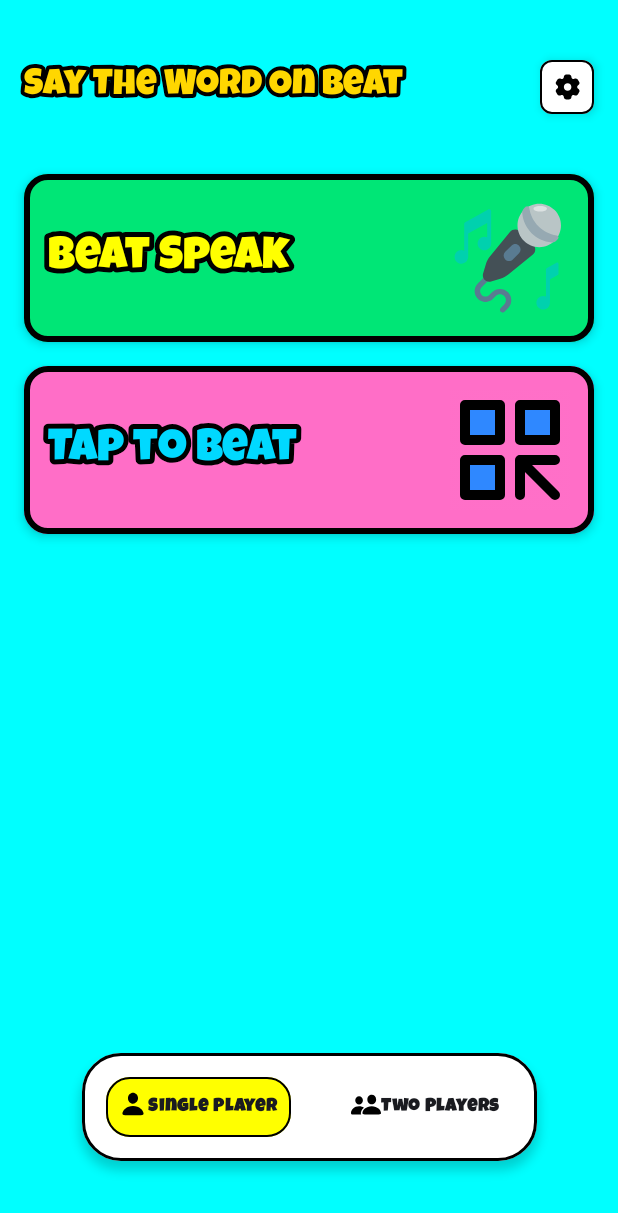
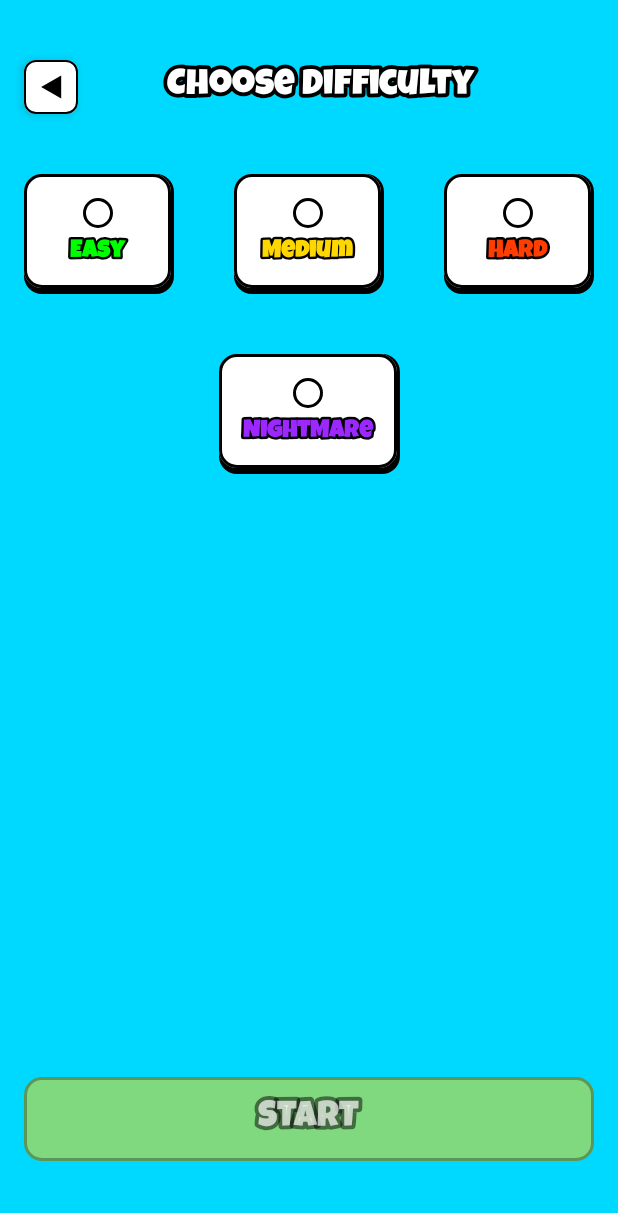
Before and after one commit to MohitSingh112/Say-the-word-game-, an Android app built with Jetpack Compose: the screen it shows after launch (MainActivity), after a tap on "Beat Speak", on a phone screen of 412 x 824 dp. Shown: the top 1213 px of the screen. Run offline under Robolectric (Android 15) with nearby library versions, the phone set to English and light mode, and no system bars; our stand-ins replace Dagger/Hilt's generated code, Navigation 3; libraries missing offline, so code that uses them is left out: androidx.hilt.lifecycle.

Commit message:
Add the Choose dificulty Screen

```diff
--- a/app/build.gradle.kts
+++ b/app/build.gradle.kts
@@ -55,6 +55,7 @@ dependencies {
     implementation(libs.androidx.compose.ui.graphics)
     implementation(libs.androidx.compose.ui.tooling.preview)
     implementation(libs.androidx.compose.material3)
+    implementation(libs.androidx.compose.foundation)
     testImplementation(libs.junit)
     androidTestImplementation(libs.androidx.junit)
     androidTestImplementation(libs.androidx.espresso.core)
--- a/app/src/main/AndroidManifest.xml
+++ b/app/src/main/AndroidManifest.xml
@@ -15,6 +15,7 @@
         <activity
             android:name=".MainActivity"
             android:exported="true"
+            android:screenOrientation="portrait"
             android:theme="@style/Theme.SayTheWordGameOnBeat">
             <intent-filter>
                 <action android:name="android.intent.action.MAIN" />
--- /dev/null
+++ b/app/src/main/java/com/mohit/saythewordgameonbeat/emuns/Difficulty.kt
@@ -0,0 +1,9 @@
+package com.mohit.saythewordgameonbeat.emuns
+
+enum class Difficulty {
+    Easy,
+    Medium,
+    Hard,
+    NightMare,
+    None
+}
--- /dev/null
+++ b/app/src/main/java/com/mohit/saythewordgameonbeat/emuns/Game.kt
@@ -0,0 +1,6 @@
+package com.mohit.saythewordgameonbeat.emuns
+
+enum class Game {
+    TapToBeat,
+    BeatSpeak
+}
--- a/app/src/main/java/com/mohit/saythewordgameonbeat/navigation/NavigationRoot.kt
+++ b/app/src/main/java/com/mohit/saythewordgameonbeat/navigation/NavigationRoot.kt
@@ -1,38 +1,51 @@
 package com.mohit.saythewordgameonbeat.navigation
 
 import androidx.compose.runtime.Composable
-import androidx.compose.ui.Modifier
 import androidx.navigation3.runtime.entryProvider
 import androidx.navigation3.runtime.rememberNavBackStack
 import androidx.navigation3.ui.NavDisplay
+import com.mohit.saythewordgameonbeat.emuns.Game
+import com.mohit.saythewordgameonbeat.ui.screen.chooseDifficultyScreen.ChooseDifficultyScreen
 import com.mohit.saythewordgameonbeat.ui.screen.menuScreen.MenuScreen
 
 @Composable
-fun NavigationRoot(
-    modifier: Modifier = Modifier
-) {
+fun NavigationRoot() {
 
     val backStack = rememberNavBackStack(Route.MenuScreen)
 
     NavDisplay(
         backStack = backStack,
         onBack = {
-            backStack.removeLast()
+            backStack.removeLastOrNull()
         },
         entryProvider = entryProvider {
-            entry<Route.MenuScreen>{
+            entry<Route.MenuScreen> {
                 MenuScreen(
                     onBeatClicked = {
-                        backStack.add(Route.MenuScreen)
-                    },//Todo
+                        backStack.add(Route.ChooseDifficultyScreen(game = Game.BeatSpeak))
+                    },
                     onSettingsClicked = {
                         backStack.add(Route.MenuScreen)
                     },//Todo
                     onTapClicked = {
-                        backStack.add(Route.MenuScreen)
-                    }//Todo
+                        backStack.add(Route.ChooseDifficultyScreen(game = Game.TapToBeat))
+                    }
                 )
             }
+
+            entry<Route.ChooseDifficultyScreen> {
+                ChooseDifficultyScreen(
+                    onBack = {
+                        // FIX: Only pop if this screen is actually currently on top
+                        if (backStack.lastOrNull() is Route.ChooseDifficultyScreen) {
+                            backStack.removeLastOrNull()
+                        }
+                    },
+                    game = Game.BeatSpeak //Todo
+                )
+            }
+
+
         }
     )
 
--- a/app/src/main/java/com/mohit/saythewordgameonbeat/navigation/Routes.kt
+++ b/app/src/main/java/com/mohit/saythewordgameonbeat/navigation/Routes.kt
@@ -1,6 +1,7 @@
 package com.mohit.saythewordgameonbeat.navigation
 
 import androidx.navigation3.runtime.NavKey
+import com.mohit.saythewordgameonbeat.emuns.Game
 import kotlinx.serialization.Serializable
 
 @Serializable
@@ -8,7 +9,8 @@ sealed interface Route: NavKey {
     @Serializable
     data object MenuScreen: Route, NavKey
 
-
-
-
+    @Serializable
+    data class ChooseDifficultyScreen(
+        val game: Game
+    ): Route, NavKey
 }
--- /dev/null
+++ b/app/src/main/java/com/mohit/saythewordgameonbeat/ui/screen/chooseDifficultyScreen/ChooseDifficultyScreen.kt
@@ -0,0 +1,257 @@
+package com.mohit.saythewordgameonbeat.ui.screen.chooseDifficultyScreen
+
+import androidx.compose.foundation.BorderStroke
+import androidx.compose.foundation.Image
+import androidx.compose.foundation.background
+import androidx.compose.foundation.layout.Arrangement
+import androidx.compose.foundation.layout.Column
+import androidx.compose.foundation.layout.Row
+import androidx.compose.foundation.layout.Spacer
+import androidx.compose.foundation.layout.fillMaxSize
+import androidx.compose.foundation.layout.fillMaxWidth
+import androidx.compose.foundation.layout.height
+import androidx.compose.foundation.layout.padding
+import androidx.compose.foundation.layout.size
+import androidx.compose.foundation.shape.RoundedCornerShape
+import androidx.compose.material3.Button
+import androidx.compose.material3.ButtonDefaults
+import androidx.compose.runtime.Composable
+import androidx.compose.runtime.LaunchedEffect
+import androidx.compose.runtime.getValue
+import androidx.compose.ui.Alignment
+import androidx.compose.ui.Modifier
+import androidx.compose.ui.graphics.Color
+import androidx.compose.ui.layout.ContentScale
+import androidx.compose.ui.res.painterResource
+import androidx.compose.ui.text.font.Font
+import androidx.compose.ui.text.font.FontFamily
+import androidx.compose.ui.tooling.preview.Preview
+import androidx.compose.ui.unit.dp
+import androidx.hilt.lifecycle.viewmodel.compose.hiltViewModel
+import androidx.lifecycle.compose.collectAsStateWithLifecycle
+import com.mohit.saythewordgameonbeat.R
+import com.mohit.saythewordgameonbeat.emuns.Difficulty
+import com.mohit.saythewordgameonbeat.emuns.Game
+import com.mohit.saythewordgameonbeat.emuns.GameMode
+import com.mohit.saythewordgameonbeat.ui.components.CartoonyText
+import com.mohit.saythewordgameonbeat.ui.components.GameCard
+
+
+@Composable
+fun ChooseDifficultyScreen(
+    modifier: Modifier = Modifier,
+    viewModel: ChooseDifficultyViewModel = hiltViewModel(),
+    game: Game,
+    onBack: () -> Unit,
+) {
+
+    val difficulty by viewModel.difficulty.collectAsStateWithLifecycle()
+    val gameMode by viewModel.gameMode.collectAsStateWithLifecycle()
+
+    LaunchedEffect(Unit) {
+        viewModel.resetState() // Clean start every time
+    }
+
+
+
+    ChooseDifficultyContent(
+        modifier = modifier,
+        onBack = onBack,
+        difficulty = difficulty,
+        onEasyClicked = { viewModel.onDifficultyChanged(Difficulty.Easy) },
+        onMediumClicked = { viewModel.onDifficultyChanged(Difficulty.Medium) },
+        onHardClicked = { viewModel.onDifficultyChanged(Difficulty.Hard)},
+        onNightmareClicked = { viewModel.onDifficultyChanged(Difficulty.NightMare) },
+        gameMode = gameMode,
+        onStartClicked = {  } //todo
+    )
+}
+
+@Composable
+fun ChooseDifficultyContent(
+    modifier: Modifier = Modifier,
+    onBack: () -> Unit,
+    gameMode: GameMode,
+    difficulty: Difficulty,
+    onEasyClicked: () -> Unit,
+    onMediumClicked: () -> Unit,
+    onHardClicked: () -> Unit,
+    onNightmareClicked: () -> Unit,
+    onStartClicked: () -> Unit
+){
+
+    val bgColor = if(GameMode.SinglePlayer == gameMode) Color(0xFF00D9FF)
+    else Color(0xFFFCE4EC)
+
+    Column(
+        modifier = modifier
+            .fillMaxSize()
+            .background(color =  bgColor )
+            .padding(top = 40.dp, start = 16.dp, end = 16.dp, bottom = 50.dp),
+        verticalArrangement = Arrangement.Top,
+        horizontalAlignment = Alignment.Start
+    ) {
+
+        Row(
+            verticalAlignment = Alignment.CenterVertically,
+            horizontalArrangement = Arrangement.SpaceBetween,
+            modifier = Modifier.fillMaxWidth()
+        ) {
+
+            //back button
+            GameCard(
+                color = Color.White,
+                borderSize = 1,
+                cornerRadius = 8,
+                padding = 4,
+                onClick = onBack
+            ) {
+                Image(
+                    painter = painterResource(R.drawable.ic_back),
+                    contentDescription = "Back",
+                    contentScale = ContentScale.Crop,
+                    modifier = Modifier.size(28.dp)
+                )
+            }
+
+            //Title  text
+            CartoonyText(text = "Choose Difficulty",
+                fontSize = 24,
+                textColor = Color.White,
+                family = FontFamily(Font(R.font.luckiest_guy)),
+                outlineColor = Color.Black,
+
+            )
+
+            Spacer(modifier = Modifier.size(20.dp))
+
+        }
+
+        Spacer(modifier = Modifier.size(40.dp))
+
+
+        Row(
+            verticalAlignment = Alignment.CenterVertically,
+            horizontalArrangement = Arrangement.SpaceBetween,
+            modifier = Modifier.fillMaxWidth()
+        ) {
+
+
+            DifficultyCard(
+                text = "Easy",
+                isSelected = difficulty == Difficulty.Easy,
+                selectedTextColor = Color.White,
+                unselectedTextColor = Color.Green,
+                selectedBackgroundColor = Color.Green,
+                unselectedBackgroundColor = Color.White,
+                onClick = onEasyClicked
+
+
+            )
+
+            DifficultyCard(
+                text = "Medium",
+                isSelected = difficulty == Difficulty.Medium,
+                selectedTextColor = Color.White,
+                unselectedTextColor = Color(0xFFFFD700),
+                selectedBackgroundColor = Color(0xFFFFD700),
+                unselectedBackgroundColor = Color.White,
+                onClick = onMediumClicked
+
+
+
+            )
+
+            DifficultyCard(
+                text = "Hard",
+                isSelected = difficulty == Difficulty.Hard,
+                selectedTextColor = Color.White,
+                unselectedTextColor = Color(0xFFFF3D00),
+                selectedBackgroundColor = Color(0xFFFF3D00) ,
+                unselectedBackgroundColor = Color.White,
+                onClick = onHardClicked
+
+            )
+        }
+
+        Spacer(modifier = Modifier.size(40.dp))
+
+
+        Row(
+            verticalAlignment = Alignment.CenterVertically,
+            horizontalArrangement = Arrangement.Center,
+            modifier = Modifier.fillMaxWidth()
+        ) {
+
+            DifficultyCard(
+                text = "NightMare",
+                isSelected = difficulty == Difficulty.NightMare,
+                selectedTextColor = Color.White,
+                unselectedTextColor = Color(0xFF9C27FF)  ,
+                selectedBackgroundColor = Color(0xFF9C27FF) ,
+                unselectedBackgroundColor = Color.White,
+                onClick = onNightmareClicked
+
+
+
+            )
+
+        }
+        // --- Pushes the button to the bottom ---
+        Spacer(modifier = Modifier.weight(1f))
+
+        // --- START BUTTON ---
+        val isButtonEnabled = difficulty != Difficulty.None
+        val buttonColor = Color(0xFFFFD700) // Matches your "Medium" Yellow
+
+        Button(
+            onClick = onStartClicked,
+            enabled = isButtonEnabled,
+            shape = RoundedCornerShape(12.dp),
+            border = BorderStroke(
+                width = 2.dp,
+                color = if (isButtonEnabled) Color.Black else Color.Black.copy(alpha = 0.3f)
+            ),
+            colors = ButtonDefaults.buttonColors(
+                containerColor = buttonColor,
+                contentColor = Color.Black,
+                disabledContainerColor = buttonColor.copy(alpha = 0.5f), // Slightly transparent/faded when disabled
+                disabledContentColor = Color.Black.copy(alpha = 0.5f)
+            ),
+            modifier = Modifier
+                .fillMaxWidth()
+                .height(56.dp)
+        ) {
+            CartoonyText(
+                text = "START",
+                fontSize = 24,
+                textColor = if (isButtonEnabled) Color.White else Color.White.copy(alpha = 0.7f),
+                family = FontFamily(Font(R.font.luckiest_guy)),
+                outlineColor = if (isButtonEnabled) Color.Black else Color.Black.copy(alpha = 0.5f)
+            )
+        }
+    }
+
+
+
+
+}
+
+@Preview(showBackground = true)
+@Composable
+private fun Preview() {
+
+    ChooseDifficultyContent(
+        onBack = {},
+        onEasyClicked = {},
+        onHardClicked = {},
+        onMediumClicked = {},
+        onNightmareClicked = {},
+        difficulty = Difficulty.None,
+        gameMode = GameMode.TwoPlayer,
+        onStartClicked = {}
+    )
+
+
+
+}
--- /dev/null
+++ b/app/src/main/java/com/mohit/saythewordgameonbeat/ui/screen/chooseDifficultyScreen/ChooseDifficultyViewModel.kt
@@ -0,0 +1,38 @@
+package com.mohit.saythewordgameonbeat.ui.screen.chooseDifficultyScreen
+
+import androidx.lifecycle.ViewModel
+import androidx.lifecycle.viewModelScope
+import com.mohit.saythewordgameonbeat.data.GamePreferencesRepository
+import com.mohit.saythewordgameonbeat.emuns.Difficulty
+import com.mohit.saythewordgameonbeat.emuns.GameMode
+import dagger.hilt.android.lifecycle.HiltViewModel
+import kotlinx.coroutines.flow.MutableStateFlow
+import kotlinx.coroutines.flow.SharingStarted
+import kotlinx.coroutines.flow.asStateFlow
+import kotlinx.coroutines.flow.stateIn
+
+import javax.inject.Inject
+
+@HiltViewModel
+class ChooseDifficultyViewModel @Inject constructor(
+    repository: GamePreferencesRepository
+) : ViewModel() {
+
+    val gameMode = repository.getGameMode()
+        .stateIn(
+            scope = viewModelScope,
+            started = SharingStarted.WhileSubscribed(5000),
+            initialValue = GameMode.SinglePlayer
+        )
+    private var _difficulty = MutableStateFlow(Difficulty.None)
+    val difficulty = _difficulty.asStateFlow()
+
+    fun onDifficultyChanged(difficulty: Difficulty){
+        _difficulty.value = difficulty
+    }
+
+    fun resetState(){
+        _difficulty.value = Difficulty.None
+    }
+
+}
--- /dev/null
+++ b/app/src/main/java/com/mohit/saythewordgameonbeat/ui/screen/chooseDifficultyScreen/DifficultyCard.kt
@@ -0,0 +1,115 @@
+package com.mohit.saythewordgameonbeat.ui.screen.chooseDifficultyScreen
+
+import androidx.compose.foundation.background
+import androidx.compose.foundation.border
+import androidx.compose.foundation.clickable
+import androidx.compose.foundation.layout.Box
+import androidx.compose.foundation.layout.Column
+import androidx.compose.foundation.layout.Spacer
+import androidx.compose.foundation.layout.defaultMinSize
+import androidx.compose.foundation.layout.fillMaxSize
+import androidx.compose.foundation.layout.height
+import androidx.compose.foundation.layout.padding
+import androidx.compose.foundation.layout.size
+import androidx.compose.foundation.shape.CircleShape
+import androidx.compose.foundation.shape.RoundedCornerShape
+import androidx.compose.runtime.Composable
+import androidx.compose.ui.Alignment
+import androidx.compose.ui.Modifier
+import androidx.compose.ui.draw.shadow
+import androidx.compose.ui.graphics.Color
+import androidx.compose.ui.text.font.Font
+import androidx.compose.ui.text.font.FontFamily
+import androidx.compose.ui.text.font.FontWeight
+import androidx.compose.ui.tooling.preview.Preview
+import androidx.compose.ui.unit.dp
+import com.mohit.saythewordgameonbeat.R
+import com.mohit.saythewordgameonbeat.ui.components.CartoonyText
+import com.mohit.saythewordgameonbeat.ui.theme.SayTheWordGameOnBeatTheme
+
+
+
+@Composable
+fun DifficultyCard(
+    text: String,
+    isSelected: Boolean,
+    selectedTextColor: Color,
+    unselectedTextColor: Color,
+    selectedBackgroundColor: Color,
+    unselectedBackgroundColor: Color,
+    onClick: () -> Unit
+) {
+    val backgroundColor = if (isSelected) selectedBackgroundColor else unselectedBackgroundColor
+    val textColor = if (isSelected) selectedTextColor else unselectedTextColor
+
+    // Main card container with shadow and border
+    Box(
+        contentAlignment = Alignment.Center, // Ensures content stays centered when card is at min size
+        modifier = Modifier
+            // 1. ADDED: Forces the card to be at least 100dp wide (Fits "Medium")
+            // If text is longer, it will expand automatically.
+            .defaultMinSize(minWidth = 100.dp, minHeight = 80.dp)
+            .shadow(
+                elevation = 0.dp,
+                shape = RoundedCornerShape(12.dp),
+                spotColor = Color.Black,
+                ambientColor = Color.Black
+            )
+            // Custom shadow implementation
+            .background(Color.Black, RoundedCornerShape(12.dp))
+            .padding(bottom = 4.dp, end = 2.dp) // Shadow offset
+            .background(backgroundColor, RoundedCornerShape(12.dp))
+            .border(2.dp, Color.Black, RoundedCornerShape(12.dp))
+            .clickable(onClick = onClick)
+            .padding(horizontal = 16.dp, vertical = 12.dp)
+    ) {
+        Column(
+            horizontalAlignment = Alignment.CenterHorizontally
+        ) {
+            // Radio button
+            Box(
+                modifier = Modifier
+                    .size(20.dp)
+                    .background(Color.White, CircleShape)
+                    .border(2.dp, Color.Black, CircleShape)
+                    .padding(4.dp)
+            ) {
+                if (isSelected) {
+                    Box(
+                        modifier = Modifier
+                            .fillMaxSize()
+                            .background(Color.Black, CircleShape)
+                    )
+                }
+            }
+
+            Spacer(modifier = Modifier.height(8.dp))
+
+            // Text with outline
+            CartoonyText(
+                text = text,
+                textColor = textColor,
+                outlineColor = Color.Black,
+                fontSize = 16,
+                family = FontFamily(Font(R.font.luckiest_guy)),
+                fontWeight = FontWeight.Bold,
+            )
+        }
+    }
+}
+
+@Preview(showBackground = true)
+@Composable
+fun PreviewDifficultySelection() {
+    SayTheWordGameOnBeatTheme {
+        DifficultyCard(
+            text = "Medium", // Try changing this to "Easy" to see it keep the width
+            isSelected = false,
+            selectedTextColor = Color.White,
+            unselectedTextColor = Color.Green,
+            selectedBackgroundColor = Color.Green,
+            unselectedBackgroundColor = Color.White,
+            onClick = {}
+        )
+    }
+}
--- a/app/src/main/java/com/mohit/saythewordgameonbeat/ui/screen/menuScreen/MenuScreen.kt
+++ b/app/src/main/java/com/mohit/saythewordgameonbeat/ui/screen/menuScreen/MenuScreen.kt
@@ -20,6 +20,7 @@ import androidx.compose.material3.Card
 import androidx.compose.material3.CardDefaults
 import androidx.compose.material3.Text
 import androidx.compose.runtime.Composable
+import androidx.compose.runtime.LaunchedEffect
 import androidx.compose.runtime.getValue
 import androidx.compose.ui.Alignment
 import androidx.compose.ui.Modifier
@@ -47,7 +48,6 @@ fun MenuScreen(
     onTapClicked: () -> Unit,
     onSettingsClicked: () -> Unit
 ) {
-
     val currentMode by viewModel.currentGameMode.collectAsStateWithLifecycle()
 
     MenuContent(
@@ -72,7 +72,7 @@ fun MenuContent(
 
 
 
-    val bgColor = if(GameMode.SinglePlayer == currentMode) Color.Cyan
+    val bgColor = if(GameMode.SinglePlayer == currentMode) Color(0xFF00D9FF)
     else Color(0xFFFCE4EC)
 
 
@@ -149,7 +149,7 @@ fun MenuContent(
             GameOptionCard(
                 bgColor = Color(0xFFFF6EC7),
                 text = "Tap to Beat",
-                textColor = Color(0xFF00D9FF),
+                textColor = Color.Cyan,
                 image = R.drawable.ic_tap_to_beat,
                 onClick = onTapClicked
             )
--- a/app/src/main/java/com/mohit/saythewordgameonbeat/ui/screen/menuScreen/MenuViewModel.kt
+++ b/app/src/main/java/com/mohit/saythewordgameonbeat/ui/screen/menuScreen/MenuViewModel.kt
@@ -16,6 +16,10 @@ class MenuViewModel @Inject constructor(
     private val repository: GamePreferencesRepository
 ) : ViewModel() {
 
+    init {
+            resetState()
+    }
+
     val currentGameMode: StateFlow<GameMode> = repository.getGameMode()
         .stateIn(
             scope = viewModelScope,
@@ -28,4 +32,9 @@ class MenuViewModel @Inject constructor(
             repository.saveGameMode(newMode)
         }
     }
+    private fun resetState(){
+        viewModelScope.launch {
+            repository.saveGameMode(GameMode.SinglePlayer)
+        }
+    }
 }
--- /dev/null
+++ b/app/src/main/res/drawable/ic_back.xml
@@ -0,0 +1,9 @@
+<vector xmlns:android="http://schemas.android.com/apk/res/android"
+    android:width="8dp"
+    android:height="8dp"
+    android:viewportWidth="32"
+    android:viewportHeight="32">
+  <path
+      android:pathData="M23.781,7.188v17.594l-15.281,-8.781z"
+      android:fillColor="#000000"/>
+</vector>
--- a/gradle/libs.versions.toml
+++ b/gradle/libs.versions.toml
@@ -14,6 +14,7 @@ activityCompose = "1.12.2"
 composeBom = "2025.12.01"
 
 navigation3 = "1.0.0"
+foundation = "1.10.0"
 
 [libraries]
 androidx-core-ktx = { group = "androidx.core", name = "core-ktx", version.ref = "coreKtx" }
@@ -39,6 +40,7 @@ androidx-navigation3-runtime = { module = "androidx.navigation3:navigation3-runt
 androidx-navigation3-ui = { module = "androidx.navigation3:navigation3-ui", version.ref = "navigation3" }
 
 kotlinx-serialization-json = { module = "org.jetbrains.kotlinx:kotlinx-serialization-json", version = "1.9.0" }
+androidx-compose-foundation = { group = "androidx.compose.foundation", name = "foundation", version.ref = "foundation" }
 
 [plugins]
 android-application = { id = "com.android.application", version.ref = "agp" }
```
